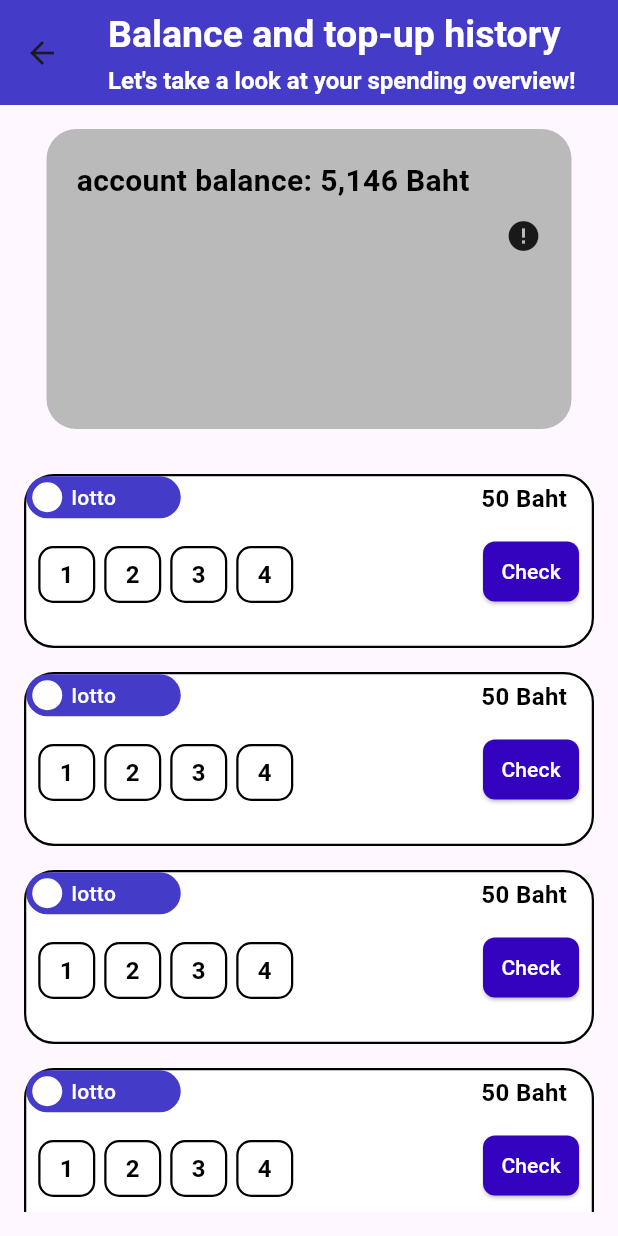
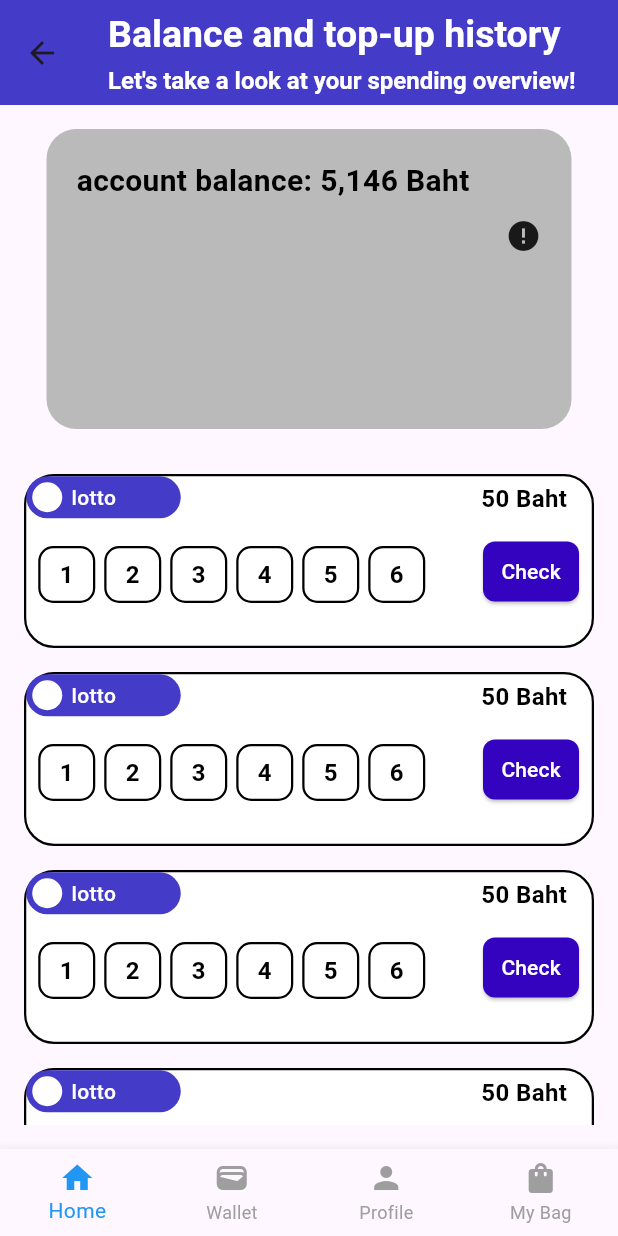
Before and after one commit to akarapon007/LottoApp, a Flutter app: the WalletPage screen opened directly, on a phone screen of 412 x 824 dp. Run offline on Flutter 3.47's test engine with Material 3 defaults, Android fonts, the phone set to English and light mode, and no system bars; network calls fail.

Commit message:
walletควยๆรอบ3

```diff
--- a/lib/pages/wallet.dart
+++ b/lib/pages/wallet.dart
@@ -88,6 +88,29 @@ class WalletPage extends StatelessWidget {
           ],
         ),
       ),
+      bottomNavigationBar: BottomNavigationBar(
+        type: BottomNavigationBarType.fixed,
+        items: const <BottomNavigationBarItem>[
+          BottomNavigationBarItem(
+            icon: Icon(Icons.home),
+            label: 'Home',
+          ),
+          BottomNavigationBarItem(
+            icon: Icon(Icons.wallet),
+            label: 'Wallet',
+          ),
+          BottomNavigationBarItem(
+            icon: Icon(Icons.person),
+            label: 'Profile',
+          ),
+          BottomNavigationBarItem(
+            icon: Icon(Icons.shopping_bag),
+            label: 'My Bag',
+          ),
+        ],
+        selectedItemColor: Colors.blue, // สีของไอเท็มที่เลือก
+        unselectedItemColor: Colors.grey, // สีของไอเท็มที่ไม่ถูกเลือก
+      ),
     );
   }
 }
@@ -149,7 +172,7 @@ class LottoCard extends StatelessWidget {
                   child: Padding(
                     padding: const EdgeInsets.only(bottom: 10, left: 5),
                     child: Row(
-                      children: List.generate(4, (i) { // วนแค่ 4 กรอบ
+                      children: List.generate(6, (i) { // วนลูป 6 กรอบ
                         return Padding(
                           padding: const EdgeInsets.symmetric(horizontal: 3.0),
                           child: Container(
```
